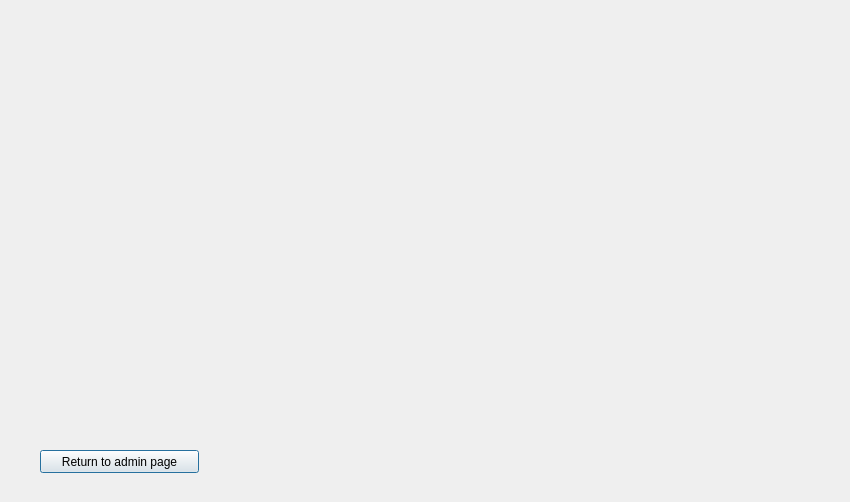
Before: the Qt Designer form Project2/manager_item_database.ui in tdragon00/CS1C_Project_2, drawn with Qt 5.
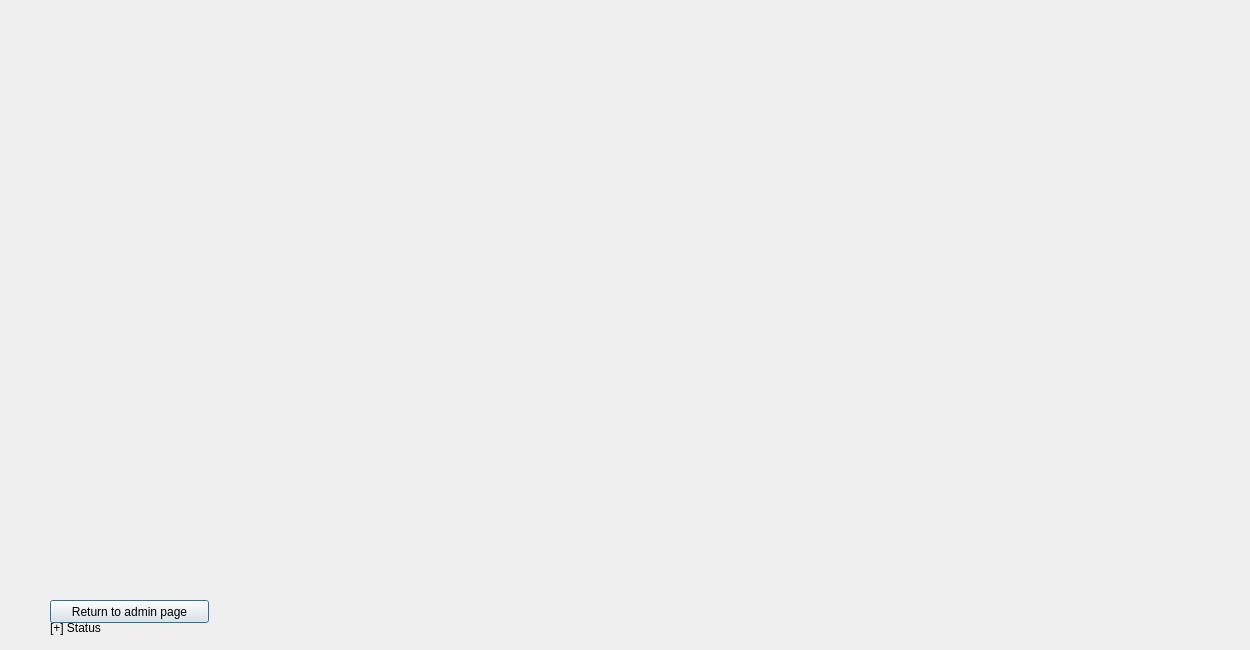
After: the same form once the commit is applied.

The edit to the form file:
```diff
--- a/Project2/manager_item_database.ui
+++ b/Project2/manager_item_database.ui
@@ -6,8 +6,8 @@
    <rect>
     <x>0</x>
     <y>0</y>
-    <width>850</width>
-    <height>502</height>
+    <width>1250</width>
+    <height>650</height>
    </rect>
   </property>
   <property name="windowTitle">
@@ -16,8 +16,8 @@
   <widget class="QPushButton" name="returnButton">
    <property name="geometry">
     <rect>
-     <x>40</x>
-     <y>450</y>
+     <x>50</x>
+     <y>600</y>
      <width>159</width>
      <height>23</height>
     </rect>
@@ -26,6 +26,19 @@
     <string>Return to admin page</string>
    </property>
   </widget>
+  <widget class="QLabel" name="statusLine">
+   <property name="geometry">
+    <rect>
+     <x>50</x>
+     <y>620</y>
+     <width>141</width>
+     <height>16</height>
+    </rect>
+   </property>
+   <property name="text">
+    <string>[+] Status</string>
+   </property>
+  </widget>
  </widget>
  <resources/>
  <connections/>
```
